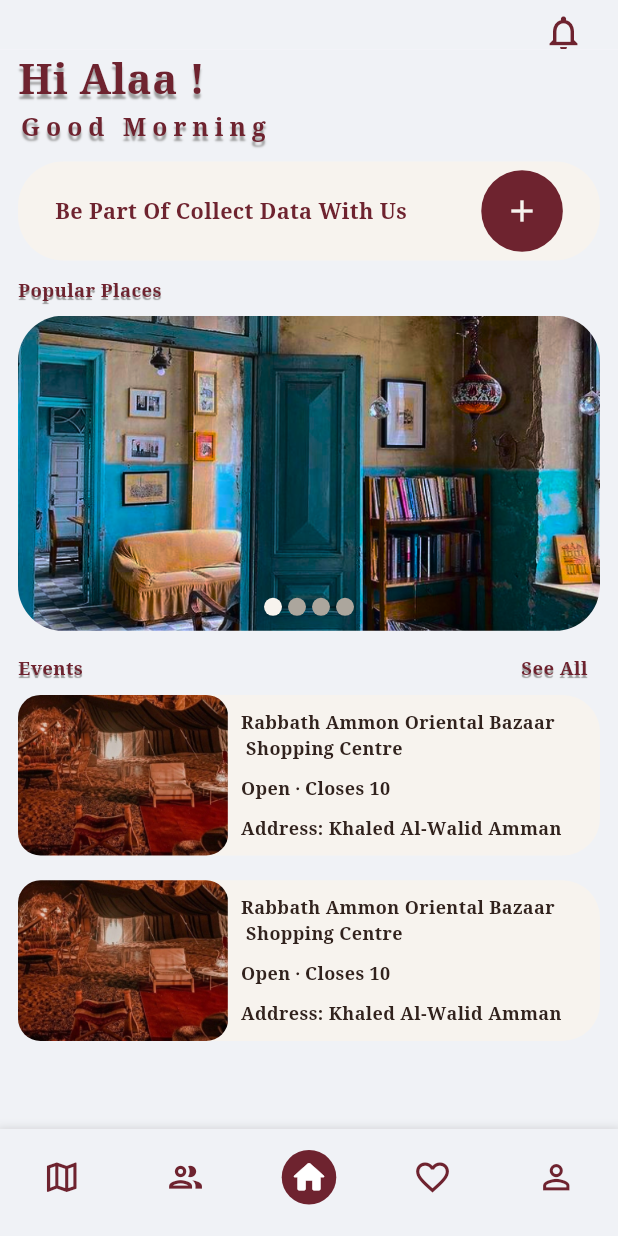
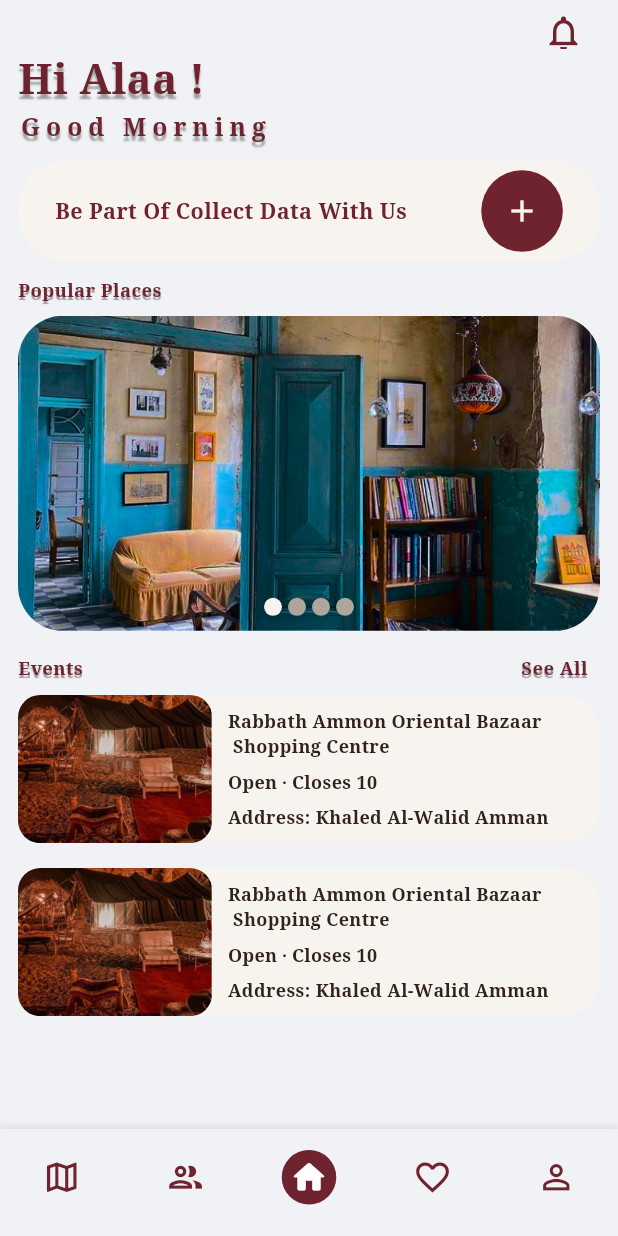
Before and after one commit to MiralDalayka/turathi, a Flutter app: the screen it shows after launch, on a phone screen of 412 x 824 dp. Run offline on Flutter 3.47's test engine with Material 3 defaults, Android fonts, the phone set to English and light mode, and no system bars; drawn by our look-alikes of auto_size_text, flutter_image_slideshow; our stand-ins replace cloud_firestore, file_picker, firebase_auth, firebase_core, geolocator, get and 3 more; accounts and stored records are empty.

Commit message:
edit design

```diff
--- a/lib/view/screens/events_screens/widgets/event_widget_view.dart
+++ b/lib/view/screens/events_screens/widgets/event_widget_view.dart
@@ -21,7 +21,7 @@ class ViewEvent extends StatelessWidget {
 
   @override
   Widget build(BuildContext context) {
-    height ??= LayoutManager.widthNHeight0(context, 0) * 0.13;//0.15
+    height ??= LayoutManager.widthNHeight0(context, 0) * 0.12;//0.15
     return InkWell(
       onTap: () {
         Navigator.of(context)
@@ -45,7 +45,9 @@ class ViewEvent extends StatelessWidget {
               ),
             ),
             SizedBox(width: LayoutManager.widthNHeight0(context, 1)*0.02,),//2
-            Column(
+            Padding(
+              padding:  EdgeInsets.all( LayoutManager.widthNHeight0(context, 1)*0.005),
+              child: Column(
                 crossAxisAlignment: CrossAxisAlignment.start,
                 mainAxisAlignment: MainAxisAlignment.spaceEvenly,
                 children: [
@@ -69,6 +71,7 @@ class ViewEvent extends StatelessWidget {
                       txt: 'Ticket Price: ${eventModel.ticketPrice!}',
                     )
                 ],
+              ),
             )
           ],
         ),
```
Also changed, not shown: lib/view/screens/community_screens/community_screen.dart (+8 -0 lines), lib/view/screens/favorite_screens/favorite_screen.dart (+8 -0 lines). Lines whose indentation alone changed are shown as unchanged.
